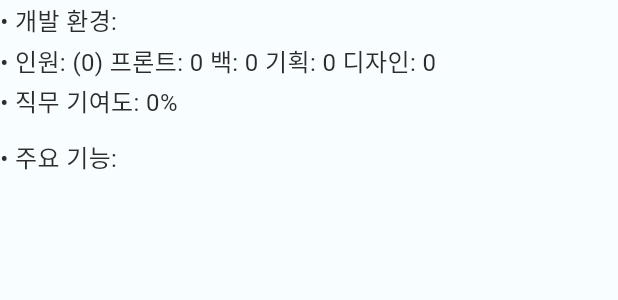
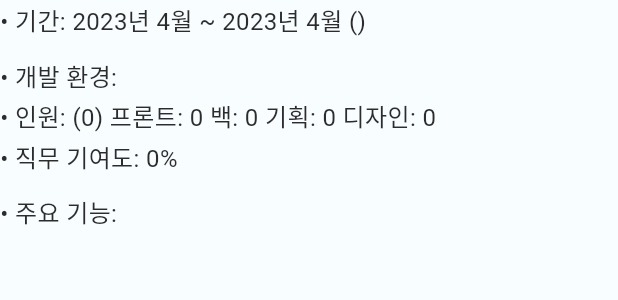
Before and after one commit to scriabinEtude/portfolio, a Flutter app: the _ProjectDetails widget shown alone on an empty page, opened directly with empty values, on a phone screen of 412 x 824 dp. Shown: the top 300 px of the screen. Run offline on Flutter 3.47's test engine with Material 2 defaults, Android fonts, the phone set to English and light mode, and no system bars; our stand-ins replace go_router, responsive_builder, smooth_page_indicator.

Commit message:
add project term

```diff
--- a/lib/common/dataset.dart
+++ b/lib/common/dataset.dart
@@ -12,6 +12,7 @@ import 'package:portfolio/model/pubdev.dart';
 import 'package:portfolio/model/skill.dart';
 import 'package:portfolio/model/skill_category.dart';
 import 'package:portfolio/model/store_url.dart';
+import 'package:portfolio/util/term.dart';
 
 class DataSet {
   List<Menu> menus;
@@ -112,6 +113,10 @@ final dataSetKor = DataSet(
         projects: [
           Project(
             title: "그랫 - 펫택시",
+            term: Term(
+              start: DateTime(2022, 03, 01),
+              end: DateTime(2023, 04, 15),
+            ),
             sampleImages: [
               'assets/images/grat_home.png',
               'assets/images/grat_location.webp',
@@ -157,6 +162,10 @@ final dataSetKor = DataSet(
           ),
           Project(
             title: "그랫 - 드라이버용",
+            term: Term(
+              start: DateTime(2022, 08, 01),
+              end: DateTime(2023, 04, 15),
+            ),
             sampleImages: [
               'assets/images/gratdriver_login.webp',
               'assets/images/gratdriver_shifty.webp',
@@ -200,6 +209,10 @@ final dataSetKor = DataSet(
           ),
           Project(
             title: "그랫 - 동물병원용",
+            term: Term(
+              start: DateTime(2022, 03, 01),
+              end: DateTime(2022, 08, 15),
+            ),
             sampleImages: [
               'assets/images/gratvet_main.png',
               'assets/images/gratvet_reserve.png',
--- a/lib/model/project.dart
+++ b/lib/model/project.dart
@@ -1,9 +1,11 @@
 import 'package:portfolio/model/company.dart';
 import 'package:portfolio/model/contribution.dart';
 import 'package:portfolio/model/store_url.dart';
+import 'package:portfolio/util/term.dart';
 
 class Project {
   final String title;
+  final Term? term;
   final List<String> sampleImages;
   final List<DevEnv> devEnvs;
   final List<String> functions;
@@ -14,6 +16,7 @@ class Project {
 
   Project({
     required this.title,
+    this.term,
     required this.sampleImages,
     required this.devEnvs,
     required this.functions,
@@ -25,6 +28,7 @@ class Project {
 
   String get devEnvStrnig => devEnvs.map((d) => d.title).join(", ");
   bool get isStoreUrl => storeUrl != null;
+  bool get isTerm => term != null;
 }
 
 enum DevEnv {
--- a/lib/screen/project/project_widget.dart
+++ b/lib/screen/project/project_widget.dart
@@ -241,10 +241,18 @@ class _ProjectDetails extends StatelessWidget {
   @override
   Widget build(BuildContext context) {
     return Column(
-      children: [
-        Column(
       crossAxisAlignment: CrossAxisAlignment.start,
       children: [
+        if (project.isTerm)
+          Column(
+            children: [
+              T.b1(
+                  context,
+                  MD.ol(
+                      "기간: ${project.term!.termDisplay} (${project.term!.durationDisplay})")),
+              const SizedBox(height: 10),
+            ],
+          ),
         T.b1(context, MD.ol("개발 환경: ${project.devEnvStrnig}")),
         if (project.contribution != null)
           Column(
@@ -267,8 +275,6 @@ class _ProjectDetails extends StatelessWidget {
               const SizedBox(height: 10),
               T.b1(context, MD.ol("주요 성과: ")),
               T.b1(context, MD.olTabs(project.achievements)),
-                ],
-              ),
             ],
           ),
       ],
```
Also changed, not shown: lib/screen/app_bar.dart (+17 -3 lines). Lines whose indentation alone changed are shown as unchanged.
